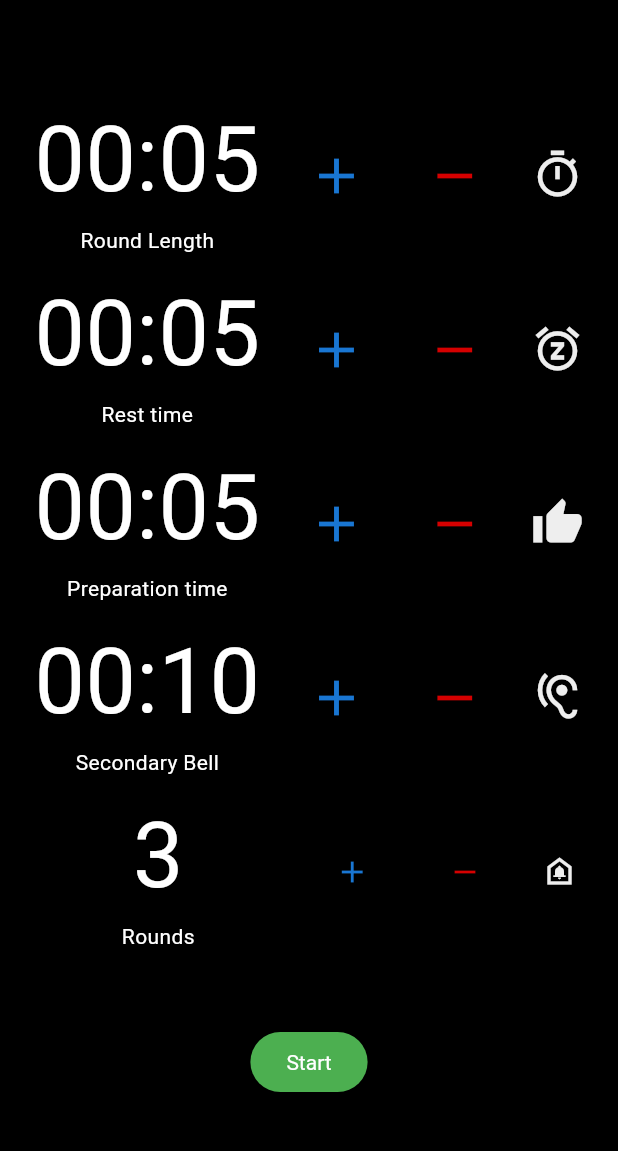
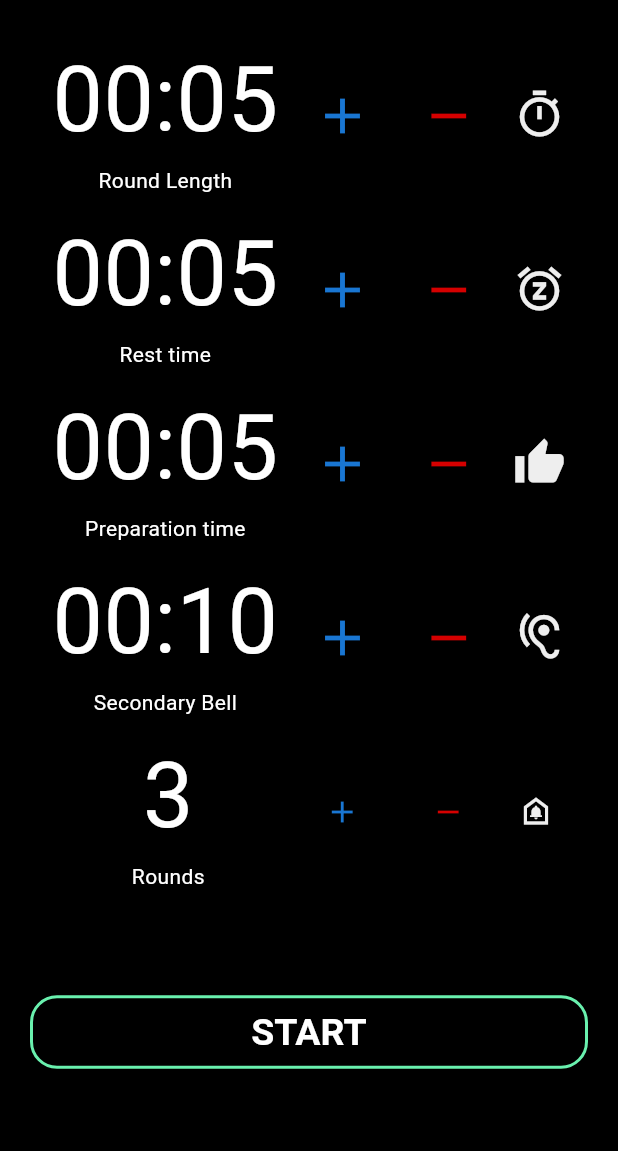
Before and after one commit to LeonardoVelarde/box_round_timer, a Flutter app: the screen it shows after launch, on a phone screen of 412 x 824 dp, the part 63-1214 px from its top. Run offline on Flutter 3.47's test engine with Material 3 defaults, Android fonts, the phone set to English and light mode, and no system bars; our stand-ins replace audioplayers.

Commit message:
Added scaffold body padding and made start button outlined

```diff
--- a/lib/main.dart
+++ b/lib/main.dart
@@ -57,13 +57,15 @@ class _MyHomePageState extends State<MyHomePage> {
         backgroundColor: Colors.black,
       ),
       backgroundColor: Colors.black,
-      body: Center(
+      body: Padding(
+        padding: const EdgeInsets.symmetric(horizontal: 20.0),
+        child: Center(
         child: Align(
           alignment: Alignment.topCenter,
           child: Column(
             mainAxisAlignment: MainAxisAlignment.start,
             children: <Widget>[
-              const Spacer(),
+              const SizedBox(height: 10),
               TimerInput(
                 valueInSeconds: _roundLengthInSec,
                 label: 'Round Length',
@@ -160,8 +162,9 @@ class _MyHomePageState extends State<MyHomePage> {
                 ],
               ),
               const Spacer(),
-              Center(
-                child: ElevatedButton(
+              SizedBox(
+                width: double.infinity,
+                child: OutlinedButton(
                     onPressed: () {
                       Navigator.of(context).push(
                         MaterialPageRoute(
@@ -173,21 +176,32 @@ class _MyHomePageState extends State<MyHomePage> {
                               soundIntervalSeconds: _soundIntervalTimeinSec),
                         ),
                       );
-                    },
-                    style: ElevatedButton.styleFrom(
-                        backgroundColor: Colors.green,
+                      },
+                      style: OutlinedButton.styleFrom(
+                        shape: RoundedRectangleBorder(
+                          borderRadius: BorderRadius.circular(18.0),
+                        ),
+                        side: const BorderSide(
+                          width: 2.0,
+                          color: Colors.greenAccent,
+                        ),
                         elevation: 12.0,
-                        textStyle: const TextStyle(color: Colors.white)),
-                    child: const Text(
-                      'Start',
-                      style: TextStyle(color: Colors.white),
+                        textStyle: const TextStyle(
+                            color: Colors.white,
+                            fontSize: 20.0,
+                            fontWeight: FontWeight.bold),
+                      ),
+                      child: const Padding(
+                        padding: EdgeInsets.symmetric(vertical: 10.0),
+                        child: Text( 'START', style: TextStyle(fontSize: 25.0, color: Colors.white))
                     )),
-              ),
+                ),
               const Spacer(),
             ],
           ),
         ),
       ),
+      ),
     );
   }
 }
```
